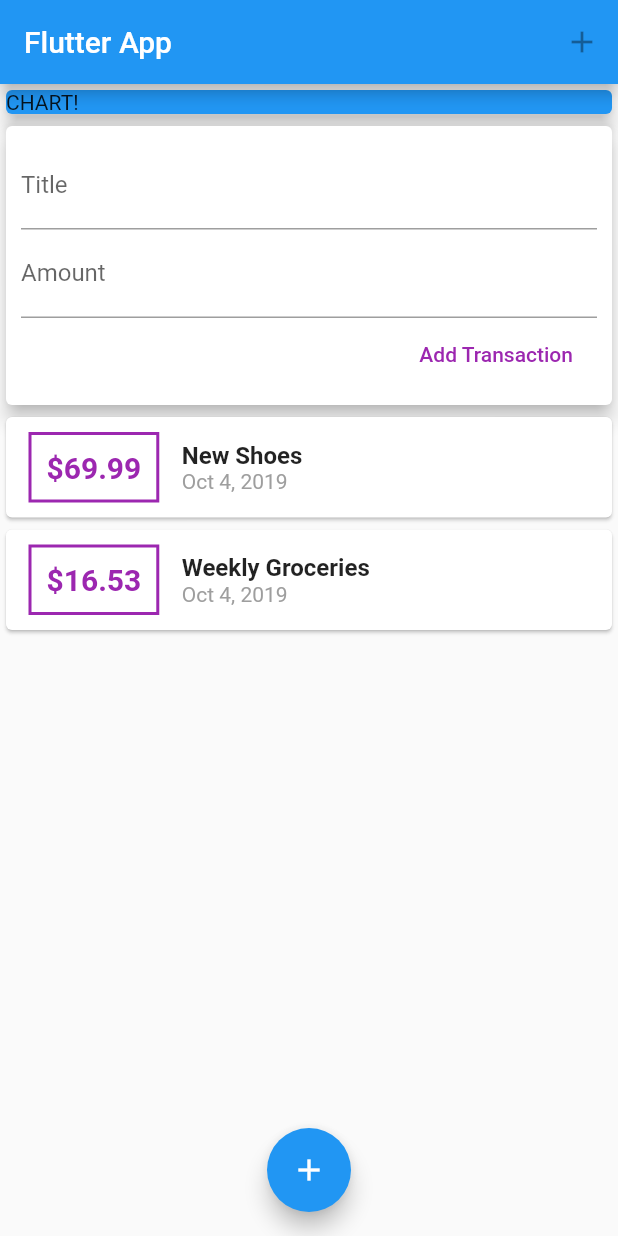
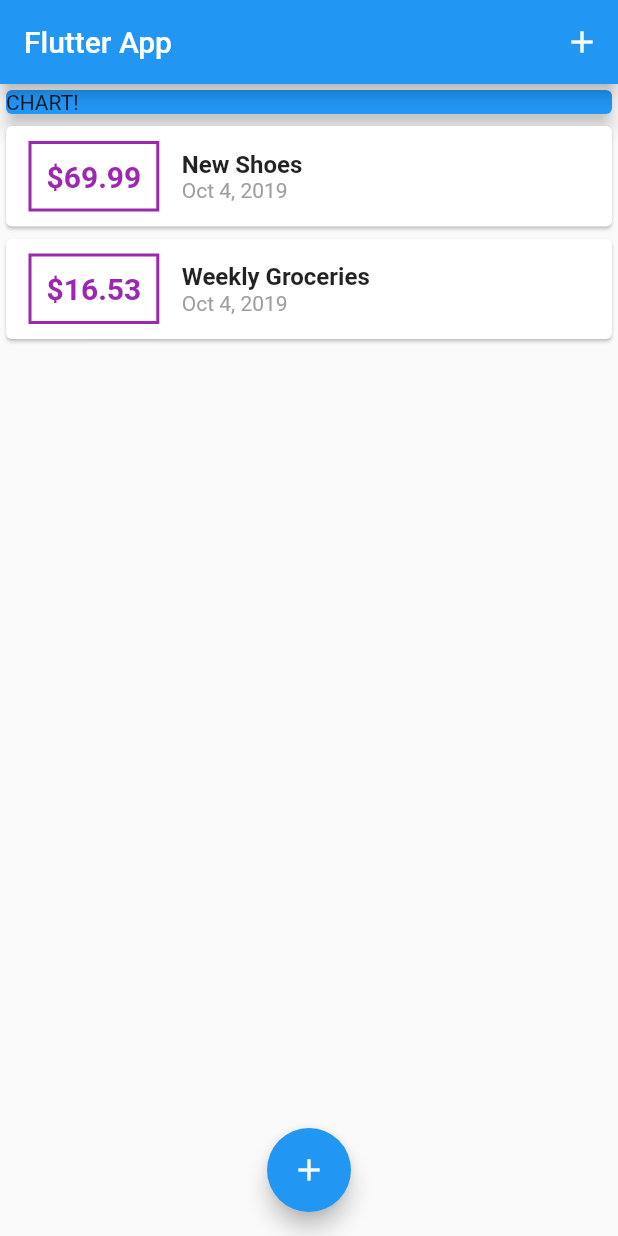
Before and after one commit to EdmaryBaga/flutr_app, a Flutter app: the screen it shows after launch, on a phone screen of 412 x 824 dp. Run offline on Flutter 3.47's test engine with Material 2 defaults, Android fonts, the phone set to English and light mode, and no system bars.

Commit message:
Se paso a E

```diff
--- a/FlutterApps/personal_expenses_app/lib/main.dart
+++ b/FlutterApps/personal_expenses_app/lib/main.dart
@@ -1,9 +1,8 @@
 import 'package:flutter/material.dart';
-import 'package:personal_expenses_app/widgets/new_transaction.dart';
-import 'package:personal_expenses_app/widgets/user_transaction.dart';
-import 'package:personal_expenses_app/models/transaction.dart';
 
-
+import './widgets/new_transaction.dart';
+import './widgets/transaction_list.dart';
+import './models/transaction.dart';
 
 void main() => runApp(MyApp());
 
@@ -17,13 +16,54 @@ class MyApp extends StatelessWidget {
   }
 }
 
-class MyHomePage extends StatelessWidget {
+class MyHomePage extends StatefulWidget {
   // String titleInput;
   // String amountInput;
-  final titleController = TextEditingController();
-  final amountController = TextEditingController();
+  @override
+  _MyHomePageState createState() => _MyHomePageState();
+}
 
+class _MyHomePageState extends State<MyHomePage> {
+  final List<Transaction> _userTransactions = [
+    Transaction(
+      id: 't1',
+      title: 'New Shoes',
+      amount: 69.99,
+      date: DateTime.now(),
+    ),
+    Transaction(
+      id: 't2',
+      title: 'Weekly Groceries',
+      amount: 16.53,
+      date: DateTime.now(),
+    ),
+  ];
 
+  void _addNewTransaction(String txTitle, double txAmount) {
+    final newTx = Transaction(
+      title: txTitle,
+      amount: txAmount,
+      date: DateTime.now(),
+      id: DateTime.now().toString(),
+    );
+
+    setState(() {
+      _userTransactions.add(newTx);
+    });
+  }
+
+  void _startAddNewTransaction(BuildContext ctx) {
+    showModalBottomSheet(
+      context: ctx,
+      builder: (_) {
+        return GestureDetector(
+          onTap: () {},
+          child: NewTransaction(_addNewTransaction),
+          behavior: HitTestBehavior.opaque,
+        );
+      },
+    );
+  }
 
   @override
   Widget build(BuildContext context) {
@@ -33,6 +73,7 @@ class MyHomePage extends StatelessWidget {
         actions: <Widget>[
           IconButton(
             icon: Icon(Icons.add),
+            onPressed: () => _startAddNewTransaction(context),
           ),
         ],
       ),
@@ -49,14 +90,14 @@ class MyHomePage extends StatelessWidget {
                 elevation: 5,
               ),
             ),
-            UserTransactions(),
+            TransactionList(_userTransactions),
           ],
         ),
       ),
-      floatingActionButtonLocation: FloatingActionButtonLocation.centerFloat,//indicamos la posicion del boton flotante
-      floatingActionButton: FloatingActionButton(//creamos el boton flotante
+      floatingActionButtonLocation: FloatingActionButtonLocation.centerFloat,
+      floatingActionButton: FloatingActionButton(
         child: Icon(Icons.add),
-        onPressed: null,
+        onPressed: () => _startAddNewTransaction(context),
       ),
     );
   }
--- a/FlutterApps/personal_expenses_app/lib/widgets/new_transaction.dart
+++ b/FlutterApps/personal_expenses_app/lib/widgets/new_transaction.dart
@@ -1,18 +1,31 @@
 import 'package:flutter/material.dart';
 
-class NewTransaction extends StatelessWidget {
+
+
+
+class NewTransaction extends StatefulWidget {
+  final Function addTx;
+  NewTransaction(this.addTx);
+  @override
+  State<StatefulWidget> createState() {
+    return state(addTx);
+  }
+}
+
+
+
+class state extends State<NewTransaction>{
   final Function addTx;
   final titleController = TextEditingController();
   final amountController = TextEditingController();
 
-  //se realiza un callback para pasar los datos que se reciven por los TextField
-  NewTransaction(this.addTx);//callback, resive el funcionamiento que tendra el boton
+  state(this.addTx);
 
-  void submitData(){
+  void submitData() {
     final enteredTitle = titleController.text;
     final enteredAmount = double.parse(amountController.text);
 
-    if(enteredTitle.isEmpty || enteredAmount <= 0){
+    if (enteredTitle.isEmpty || enteredAmount <= 0) {
       return;
     }
 
@@ -33,7 +46,7 @@ class NewTransaction extends StatelessWidget {
           children: <Widget>[
             TextField(
               decoration: InputDecoration(labelText: 'Title'),
-              controller: titleController,//Se utiliza para recuperar los datos del TextField en la variable titleController
+              controller: titleController,
               onSubmitted: (_) => submitData(),
               // onChanged: (val) {
               //   titleInput = val;
@@ -43,7 +56,7 @@ class NewTransaction extends StatelessWidget {
               decoration: InputDecoration(labelText: 'Amount'),
               controller: amountController,
               keyboardType: TextInputType.number,
-              onSubmitted: (_) =>submitData(),
+              onSubmitted: (_) => submitData(),
               // onChanged: (val) => amountInput = val,
             ),
             FlatButton(
--- a/FlutterApps/personal_expenses_app/lib/widgets/transaction_list.dart
+++ b/FlutterApps/personal_expenses_app/lib/widgets/transaction_list.dart
@@ -11,11 +11,9 @@ class TransactionList extends StatelessWidget {
   @override
   Widget build(BuildContext context) {
     return Container(
-      height: 300,
-      child: SingleChildScrollView(//colocsmos un scroll al Column
-        //usamos los listView para listas muy grandes, y de las cuales no sabes cuantos items tendra
-        child: Column(
-          children: transactions.map((tx) {
+      height: 300,//tamaño del container
+      child: ListView.builder(
+        itemBuilder: (ctx, index) {
           return Card(
             child: Row(
               children: <Widget>[
@@ -32,7 +30,7 @@ class TransactionList extends StatelessWidget {
                   ),
                   padding: EdgeInsets.all(10),
                   child: Text(
-                      '\$${tx.amount}',
+                    '\$${transactions[index].amount.toStringAsFixed(2)}',
                     style: TextStyle(
                       fontWeight: FontWeight.bold,
                       fontSize: 20,
@@ -44,14 +42,14 @@ class TransactionList extends StatelessWidget {
                   crossAxisAlignment: CrossAxisAlignment.start,
                   children: <Widget>[
                     Text(
-                        tx.title,
+                      transactions[index].title,
                       style: TextStyle(
                         fontSize: 16,
                         fontWeight: FontWeight.bold,
                       ),
                     ),
                     Text(
-                        DateFormat.yMMMd().format(tx.date),
+                      DateFormat.yMMMd().format(transactions[index].date),
                       style: TextStyle(
                         color: Colors.grey,
                       ),
@@ -61,8 +59,8 @@ class TransactionList extends StatelessWidget {
               ],
             ),
           );
-          }).toList(),
-        ),
+        },
+        itemCount: transactions.length,
       ),
     );
   }
--- a/FlutterApps/personal_expenses_app/lib/widgets/user_transaction.dart
+++ b/FlutterApps/personal_expenses_app/lib/widgets/user_transaction.dart
@@ -6,6 +6,8 @@ import '../models/transaction.dart';
 import 'package:personal_expenses_app/widgets/new_transaction.dart';
 import 'package:personal_expenses_app/models/transaction.dart';
 
+
+//usamos un stateful porque se actualizara la vita cuando se agregue un nuevo elemento
 class UserTransactions extends StatefulWidget {
   @override
   _UserTransactionsState createState() => _UserTransactionsState();
```
Lines whose indentation alone changed are shown as unchanged.
